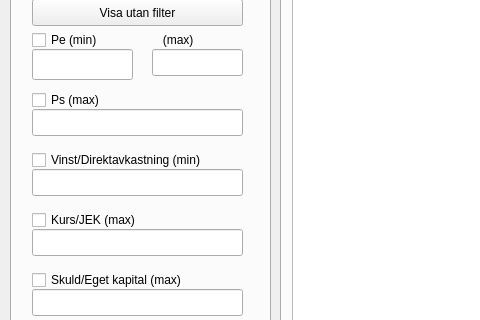
Above: keyIndicators_3.ui from ralex1975/jackStock before the change; both pictures show x 0 to 480 and y 107 to 427 of the 1344 by 608 pixel window. Below: the same form after it.
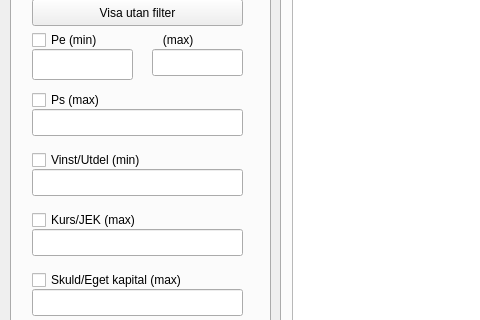
That is the form after the change.

Commit message: Change Vinst/DAvk to Vinst/Utdel

What changed in the file:
```diff
--- a/keyIndicators_3.ui
+++ b/keyIndicators_3.ui
@@ -92,7 +92,7 @@
       </rect>
      </property>
      <property name="text">
-      <string>Vinst/Direktavkastning (min)</string>
+      <string>Vinst/Utdel (min)</string>
      </property>
     </widget>
     <widget class="QLineEdit" name="earningsToDividendRatioLineEditKey3">
```
The commit also changes 9 other files.
